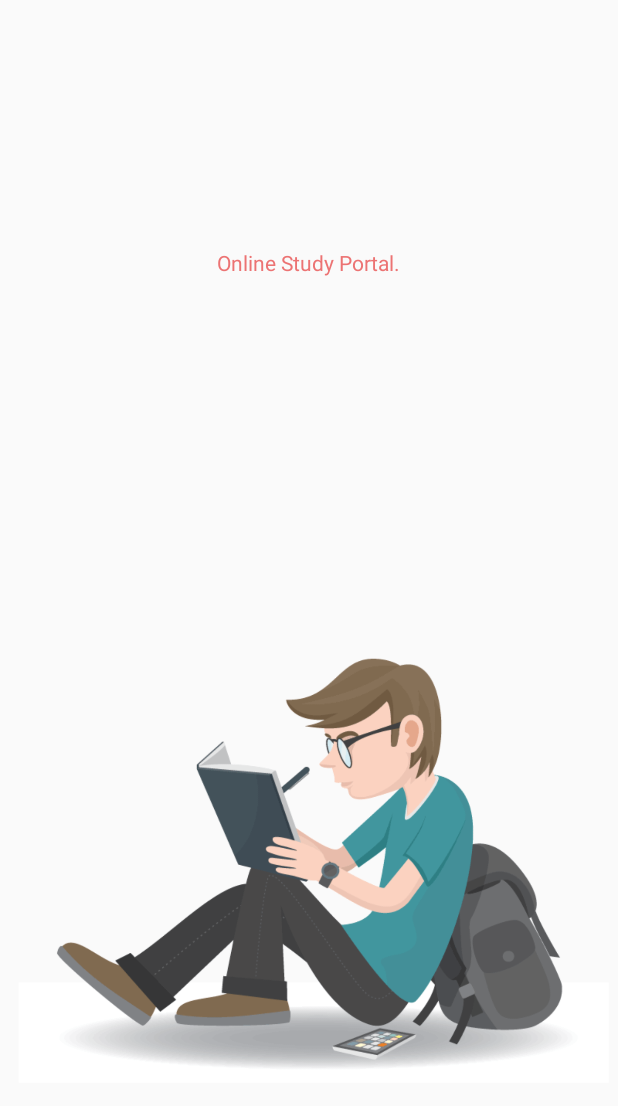
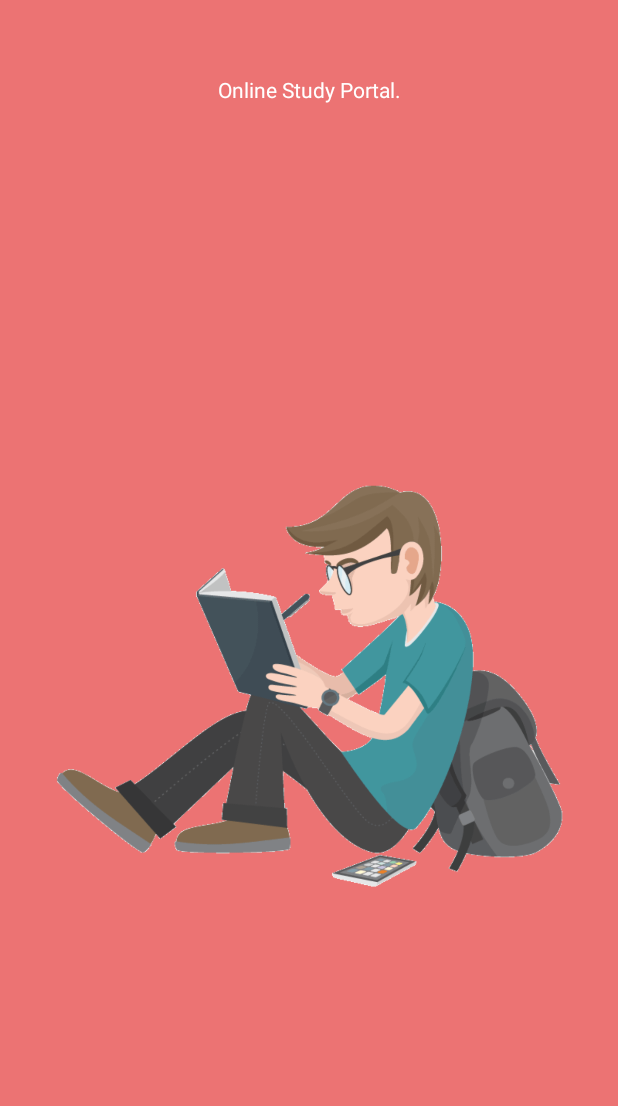
Before and after one commit to shingadesy21/UserProfile, an Android app: the layout activity_splash_screen1.xml on its own in the app's theme, with its tools: preview values and no code run, on a phone screen of 412 x 824 dp. Shown: the top 1106 px of the screen. Run offline under Robolectric (Android 15) with nearby library versions, the phone set to English and light mode, and no system bars.

Commit message:
updated project

```diff
--- a/app/src/main/java/com/example/userprofile/Database/DatabaseHelper.java
+++ b/app/src/main/java/com/example/userprofile/Database/DatabaseHelper.java
@@ -69,7 +69,7 @@ public class DatabaseHelper extends SQLiteOpenHelper {
     public Cursor getdata(String name,String pass)
     {
             SQLiteDatabase database=getReadableDatabase();
-            String[] column={COL_1,USER_NAME,USER_EMAIL,USER_GENDER};
+            String[] column={COL_1,USER_NAME,USER_EMAIL,USER_GENDER,"image"};
             String selection="U_NAME"+"=?"+" and "+"U_PASSWORD"+"=?";
             String[] selectionarrays={name,pass};
             Cursor cursor=database.query(TABLE_NAME,column,selection,selectionarrays,null,null,null);
--- a/app/src/main/java/com/example/userprofile/Intero_Screen/Welcome_Intro.java
+++ b/app/src/main/java/com/example/userprofile/Intero_Screen/Welcome_Intro.java
@@ -52,7 +52,6 @@ public class Welcome_Intro extends AppCompatActivity {
         }
         setContentView(R.layout.activity_welcome__intro);
 
-        getSupportActionBar().hide();
 
         // ini views
         btnNext = findViewById(R.id.btn_next);
@@ -151,9 +150,5 @@ public class Welcome_Intro extends AppCompatActivity {
         btnGetStarted.setVisibility(View.VISIBLE);
         tvSkip.setVisibility(View.INVISIBLE);
 
-
-
-
-
     }
 }
--- a/app/src/main/res/layout/activity_log_in.xml
+++ b/app/src/main/res/layout/activity_log_in.xml
@@ -17,6 +17,7 @@
     style="@style/registration_edt"/>
     <EditText
         android:id="@+id/user_pass"
+        android:hint=""
        style="@style/registration_edt"/>
         <Button
             android:id="@+id/user_login"
--- a/app/src/main/res/layout/activity_splash_screen1.xml
+++ b/app/src/main/res/layout/activity_splash_screen1.xml
@@ -6,7 +6,8 @@
     android:layout_height="match_parent"
     tools:context=".Splash_Screen.SplashScreen1"
     android:orientation="vertical"
-    android:gravity="center">
+    android:gravity="center"
+    android:background="@color/reg_edt_color">
     <TextView
         android:id="@+id/spalsh_txt"
         style="@style/spalsh_screen_1_txt"/>
--- a/app/src/main/res/values/strings.xml
+++ b/app/src/main/res/values/strings.xml
@@ -24,6 +24,8 @@
 
     <string name="login_id_hint">Enter User Id here</string>
 
+    <string name="login_pass_hint">Enter Password here</string>
+
     <string name="user_update">Update</string>
 
     <string name="user_delete">Delete Account</string>
@@ -31,4 +33,5 @@
     <string name="menu_setting">Setting</string>
 
     <string name="menu_logout">SignOut</string>
+
 </resources>
--- a/app/src/main/res/values/styles.xml
+++ b/app/src/main/res/values/styles.xml
@@ -8,19 +8,21 @@
 
     </style>
 
-    <style name="custome_theme" parent="Theme.AppCompat.DayNight.DarkActionBar">
+    <style name="custome_theme" parent="Theme.AppCompat.Light.NoActionBar">
+        <item name="colorPrimary">@color/colorPrimary</item>
         <item name="colorPrimaryDark">@color/colorPrimaryDark</item>
+        <item name="colorAccent">@color/colorAccent</item>
     </style>
 
     <style name="spalsh_screen_1_txt" parent="Theme.AppCompat.DayNight.NoActionBar">
         <item name="android:gravity">center</item>
-        <item name="android:layout_width">250dp</item>
-        <item name="android:layout_height">250dp</item>
+        <item name="android:layout_width">match_parent</item>
+        <item name="android:layout_height">wrap_content</item>
         <item name="android:layout_marginTop">50dp</item>
         <item name="android:text">@string/splsh_screen_1_txt</item>
         <item name="android:layout_marginRight">30dp</item>
         <item name="android:layout_marginLeft">30dp</item>
-        <item name="android:textColor">@color/reg_edt_color</item>
+        <item name="android:textColor">@color/color_white</item>
     </style>
 
 
```
Also changed, not shown: app/src/main/AndroidManifest.xml (+11 -4 lines), app/src/main/java/com/example/userprofile/LogIn.java (+7 -0 lines), app/src/main/java/com/example/userprofile/MainActivity.java (+23 -15 lines), app/src/main/res/layout/activity_main.xml (+0 -11 lines), app/src/main/res/drawable/splash_screen.png.
